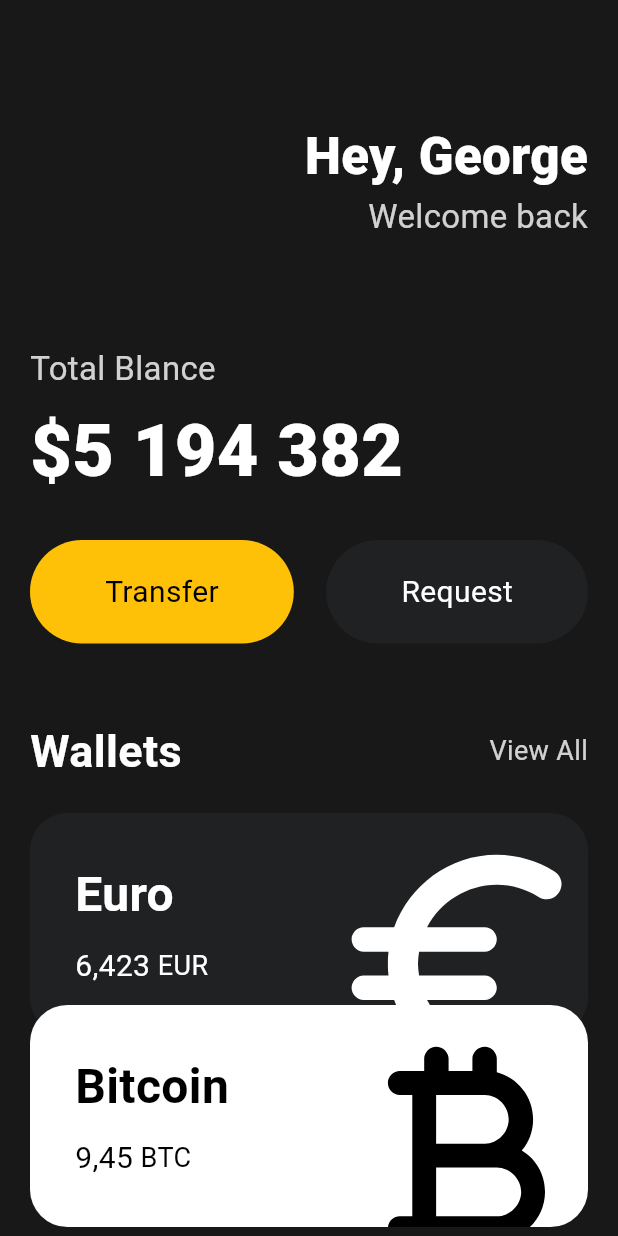
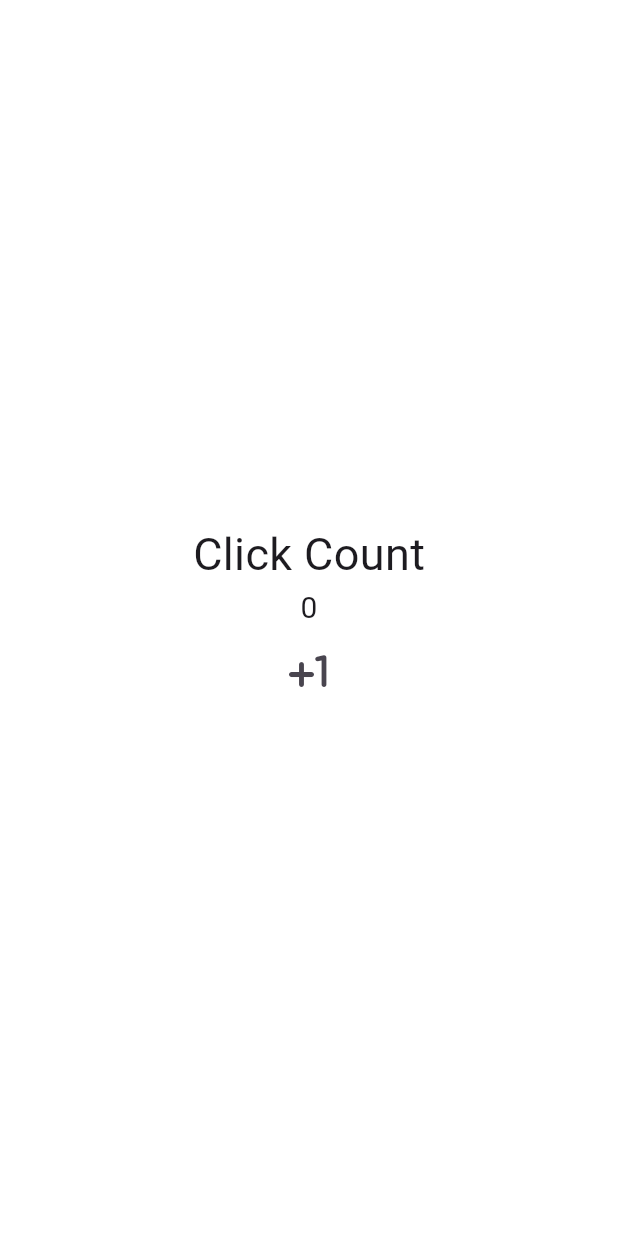
Before and after one commit to ge5rg2/toonflix, a Flutter app: the screen it shows after launch, on a phone screen of 412 x 824 dp. Run offline on Flutter 3.47's test engine with Material 3 defaults, Android fonts, the phone set to English and light mode, and no system bars.

Commit message:
feat: 4.0 state

```diff
--- a/lib/main.dart
+++ b/lib/main.dart
@@ -1,141 +1,56 @@
 import 'package:flutter/cupertino.dart';
 import 'package:flutter/material.dart';
 import 'package:flutter/widgets.dart';
-import 'package:toonflix/widgets/button.dart';
-import 'package:toonflix/widgets/currency_card.dart';
-import 'package:toonflix/dummy/card_data.dart';
 
 void main() {
   runApp(const App());
 }
 
-class App extends StatelessWidget {
+class App extends StatefulWidget {
   const App({super.key});
+
+  @override
+  State<App> createState() => _AppState();
+}
+
+class _AppState extends State<App> {
+  int counter = 0;
+
+  void onClicked() {
+    counter = counter + 1;
+  }
 
   @override
   Widget build(BuildContext context) {
     return MaterialApp(
       home: Scaffold(
-      backgroundColor: const Color(0xFF181818),
-      body: Padding(
-        padding: const EdgeInsets.symmetric(horizontal: 20),
+        backgroundColor: Colors.white,
+        body: Center(
           child: Column(
-          crossAxisAlignment: CrossAxisAlignment.start,
-          children: [
-            const SizedBox(
-              height: 80,
-            ),
-            Row(
-              mainAxisAlignment: MainAxisAlignment.end,
-              children: [
-                Column(
-                  crossAxisAlignment: CrossAxisAlignment.end,
+            mainAxisAlignment: MainAxisAlignment.center,
             children: [
               const Text(
-                      "Hey, George",
+                "Click Count",
                 style: TextStyle(
-                          color: Colors.white,
-                          fontSize: 34,
-                          fontWeight: FontWeight.w800),
+                  fontSize: 30,
+                ),
               ),
               Text(
-                      "Welcome back",
-                      style: TextStyle(
-                        fontSize: 22,
-                        color: Colors.white.withOpacity(0.8),
+                '$counter',
+                style: const TextStyle(
+                  fontSize: 20,
                 ),
               ),
-                  ],
+              IconButton(
+                iconSize: 40,
+                onPressed: onClicked,
+                icon: const Icon(Icons.plus_one_rounded),
               )
             ],
           ),
-            const SizedBox(
-              height: 70,
-            ),
-            Text(
-              "Total Blance",
-              style: TextStyle(
-                color: Colors.white.withOpacity(0.8),
-                fontSize: 22,
         ),
       ),
-            const SizedBox(
-              height: 5,
-            ),
-            const Text(
-              "\$5 194 382",
-              style: TextStyle(
-                fontWeight: FontWeight.w800,
-                color: Colors.white,
-                fontSize: 48,
-              ),
-            ),
-            const SizedBox(
-              height: 25,
-            ),
-            const Row(
-              mainAxisAlignment: MainAxisAlignment.spaceBetween,
-              children: [
-                Button(
-                  text: 'Transfer',
-                  bgColor: Colors.amber,
-                  textColor: Colors.black,
-                ),
-                Button(
-                  text: "Request",
-                  bgColor: Color(0xFF1F2123),
-                  textColor: Colors.white,
-                )
-              ],
-            ),
-            const SizedBox(
-              height: 50,
-            ),
-            Row(
-              mainAxisAlignment: MainAxisAlignment.spaceBetween,
-              children: [
-                const Text(
-                  "Wallets",
-                  style: TextStyle(
-                    color: Colors.white,
-                    fontSize: 30,
-                    fontWeight: FontWeight.w600,
-                  ),
-                ),
-                Text(
-                  "View All",
-                  style: TextStyle(
-                    color: Colors.white.withOpacity(0.8),
-                    fontSize: 18,
-                  ),
-                ),
-              ],
-            ),
-            const SizedBox(
-              height: 20,
-            ),
-            Expanded(
-              child: ListView.builder(
-                itemCount: cardsData.length,
-                itemBuilder: (context, index) {
-                  final card = cardsData[index];
-
-                  return CurrencyCard(
-                    name: card["name"],
-                    code: card["code"],
-                    amount: card["amount"],
-                    icon: card["icon"],
-                    textColor: card["textColor"],
-                    bgColor: card["bgColor"],
-                    transfer: card["transfer"],
     );
-                },
-              ),
-            ),
-          ],
-        ),
-      ),
-    ));
   }
 }
 
```
Lines whose indentation alone changed are shown as unchanged.
